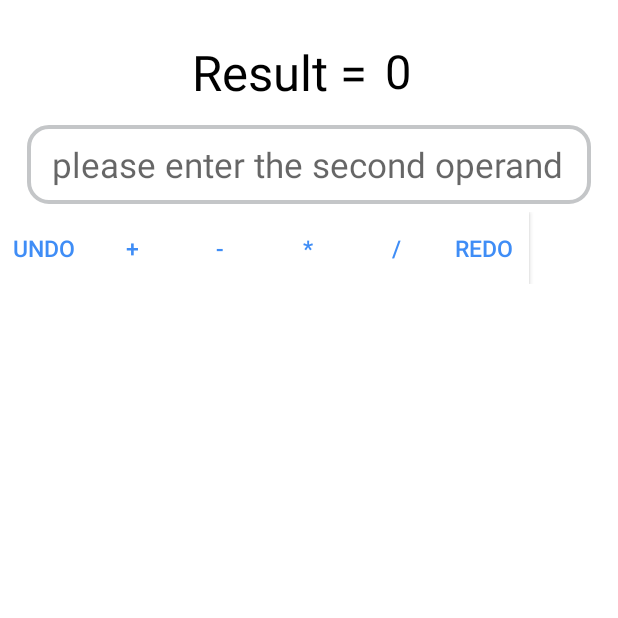
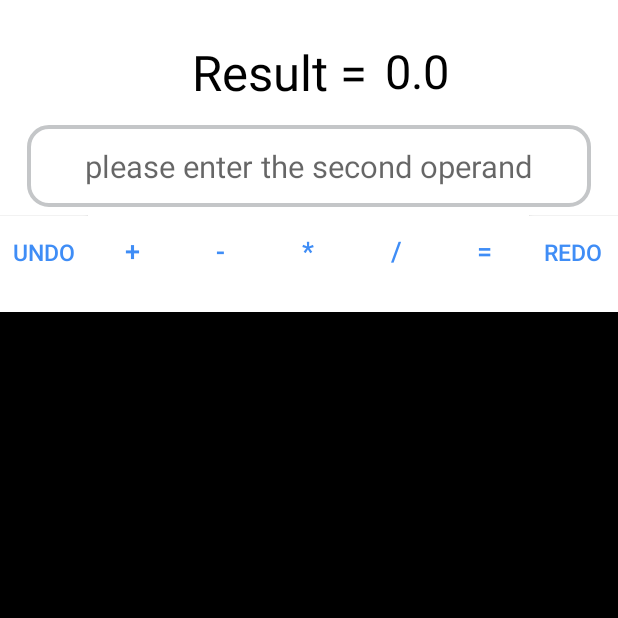
Before and after one commit to yehyaabdelazize/Thirdwayvcalculato, an Android app: the screen it shows after launch (CalcuActivity), on a phone screen of 412 x 824 dp, the top half of it. Run offline under Robolectric (Android 15) with nearby library versions, the phone set to English and light mode, and no system bars; our stand-ins replace data binding, sdp/ssp sizes.

Commit message:
1St Commit

```diff
--- a/build.gradle
+++ b/build.gradle
@@ -23,6 +23,9 @@ android {
         }
     }
 
+    dataBinding {
+        enabled = true
+    }
     compileOptions {
         sourceCompatibility JavaVersion.VERSION_1_8
         targetCompatibility JavaVersion.VERSION_1_8
--- a/src/main/java/com/yahya/thirdwayvcalculator/ui/Splash/Splash.java
+++ b/src/main/java/com/yahya/thirdwayvcalculator/ui/Splash/Splash.java
@@ -1,6 +1,7 @@
 package com.yahya.thirdwayvcalculator.ui.Splash;
 
 import androidx.appcompat.app.AppCompatActivity;
+import androidx.databinding.DataBindingUtil;
 
 import android.content.Intent;
 import android.os.Bundle;
@@ -9,15 +10,18 @@ import android.view.animation.AnimationUtils;
 import android.widget.TextView;
 
 import com.yahya.thirdwayvcalculator.R;
+import com.yahya.thirdwayvcalculator.databinding.ActivitySplashBinding;
 import com.yahya.thirdwayvcalculator.ui.MainCalcutor.CalcuActivity;
 
 public class Splash extends AppCompatActivity {
 
-    private static int timeOut =3000;
+    private static int timeOut = 3000;
+    ActivitySplashBinding binding;
+
     @Override
     protected void onCreate(Bundle savedInstanceState) {
         super.onCreate(savedInstanceState);
-        setContentView(R.layout.activity_splash);
+        binding = DataBindingUtil.setContentView(this, R.layout.activity_splash);
 
         new Handler().postDelayed(new Runnable() {
             @Override
@@ -26,7 +30,7 @@ public class Splash extends AppCompatActivity {
                 startActivity(nextIntent);
                 finish();
             }
-        },timeOut);
+        }, timeOut);
 
     }
 
--- a/src/main/res/layout/activity_calcu.xml
+++ b/src/main/res/layout/activity_calcu.xml
@@ -1,10 +1,15 @@
 <?xml version="1.0" encoding="utf-8"?>
-<androidx.constraintlayout.widget.ConstraintLayout xmlns:android="http://schemas.android.com/apk/res/android"
+<layout xmlns:android="http://schemas.android.com/apk/res/android"
     xmlns:app="http://schemas.android.com/apk/res-auto"
-    xmlns:tools="http://schemas.android.com/tools"
+    xmlns:tools="http://schemas.android.com/tools">
+
+    <data></data>
+
+    <androidx.constraintlayout.widget.ConstraintLayout
         android:layout_width="match_parent"
         android:layout_height="match_parent"
         android:background="@color/white"
+        android:focusableInTouchMode="true"
         tools:context=".ui.MainCalcutor.CalcuActivity">
 
         <TextView
@@ -27,25 +32,43 @@
             android:layout_marginStart="@dimen/_9sdp"
             android:layout_marginTop="@dimen/_20sdp"
             android:layout_marginEnd="@dimen/_9sdp"
-        android:text="0"
+            android:gravity="center"
             android:textColor="@color/black"
             android:textSize="@dimen/_24sdp"
             app:layout_constraintStart_toEndOf="@+id/textView"
             app:layout_constraintTop_toTopOf="parent" />
 
-    <EditText
-        android:id="@+id/et_sec_operand"
+        <LinearLayout
+            android:id="@+id/lin_sec_oper"
             android:layout_width="match_parent"
             android:layout_height="wrap_content"
             android:layout_marginStart="@dimen/_14sdp"
             android:layout_marginTop="@dimen/_12sdp"
             android:layout_marginEnd="@dimen/_14sdp"
             android:background="@drawable/back_et_operation"
-        android:hint=" please enter the second operand"
-        android:padding="@dimen/_8sdp"
+            android:gravity="center"
+            android:orientation="horizontal"
+            android:padding="@dimen/_10sdp"
+            app:layout_constraintTop_toBottomOf="@+id/tv_result">
+
+            <TextView
+                android:id="@+id/tv_sec_opr"
+                android:layout_width="wrap_content"
+                android:layout_height="wrap_content"
+                android:background="@color/white"
+                android:hint="@string/hint_et"
                 android:textColor="@color/black"
-        android:textSize="@dimen/_18sdp"
-        app:layout_constraintTop_toBottomOf="@+id/tv_result" />
+                android:textSize="@dimen/_16sdp" />
+
+            <EditText
+                android:id="@+id/et_num2"
+                android:layout_width="wrap_content"
+                android:layout_height="wrap_content"
+                android:background="@color/white"
+                android:inputType="number"
+                android:textColor="@color/black"
+                android:textSize="@dimen/_16sdp" />
+        </LinearLayout>
 
 
         <LinearLayout
@@ -57,9 +80,10 @@
             android:weightSum="70"
             app:layout_constraintEnd_toEndOf="parent"
             app:layout_constraintStart_toStartOf="parent"
-        app:layout_constraintTop_toBottomOf="@+id/et_sec_operand">
+            app:layout_constraintTop_toBottomOf="@+id/lin_sec_oper">
 
             <Button
+                android:id="@+id/btn_undo"
                 android:layout_width="0dp"
                 android:layout_height="wrap_content"
                 android:layout_weight="10"
@@ -70,42 +94,57 @@
 
 
             <Button
+                android:id="@+id/btn_plus"
                 android:layout_width="0dp"
                 android:layout_height="wrap_content"
                 android:layout_weight="10"
                 android:background="@color/white"
                 android:text="@string/plus"
                 android:textColor="@color/blue"
-            android:textSize="@dimen/_12sdp" />
+                android:textSize="@dimen/_14sdp" />
 
             <Button
+                android:id="@+id/btn_minus"
                 android:layout_width="0dp"
                 android:layout_height="wrap_content"
                 android:layout_weight="10"
                 android:background="@color/white"
                 android:text="@string/minus"
                 android:textColor="@color/blue"
-            android:textSize="@dimen/_12sdp" />
+                android:textSize="@dimen/_14sdp" />
 
             <Button
+                android:id="@+id/btn_multyply"
                 android:layout_width="0dp"
                 android:layout_height="wrap_content"
                 android:layout_weight="10"
                 android:background="@color/white"
                 android:text="@string/multiply"
                 android:textColor="@color/blue"
-            android:textSize="@dimen/_12sdp" />
+                android:textSize="@dimen/_14sdp" />
 
             <Button
+                android:id="@+id/btn_division"
                 android:layout_width="0dp"
                 android:layout_height="wrap_content"
                 android:layout_weight="10"
                 android:background="@color/white"
                 android:text="@string/division"
                 android:textColor="@color/blue"
-            android:textSize="@dimen/_12sdp" />
+                android:textSize="@dimen/_14sdp" />
 
             <Button
+                android:id="@+id/btn_equal"
+                android:layout_width="0dp"
+                android:layout_height="wrap_content"
+                android:layout_weight="10"
+                android:background="@color/white"
+                android:text="@string/equal"
+                android:textColor="@color/blue"
+                android:textSize="@dimen/_14sdp" />
+
+            <Button
+                android:id="@+id/btn_redo"
                 android:layout_width="0dp"
                 android:layout_height="wrap_content"
                 android:layout_weight="10"
@@ -117,10 +156,14 @@
         </LinearLayout>
 
         <androidx.recyclerview.widget.RecyclerView
+            android:id="@+id/rec_opers"
             android:layout_width="match_parent"
-        android:layout_height="wrap_content"
+            android:layout_height="match_parent"
+            android:layout_marginTop="@dimen/_160sdp"
             android:background="@color/black"
             app:layout_constraintEnd_toEndOf="parent"
             app:layout_constraintStart_toStartOf="parent"
             app:layout_constraintTop_toBottomOf="@+id/lin_btns" />
+
     </androidx.constraintlayout.widget.ConstraintLayout>
+</layout>
--- a/src/main/res/values/strings.xml
+++ b/src/main/res/values/strings.xml
@@ -9,5 +9,7 @@
     <string name="multiply">*</string>
     <string name="division">/</string>
     <string name="redo">Redo</string>
+    <string name="equal">=</string>
+    <string name="hint_et">please enter the second operand</string>
 
 </resources>
```
Also changed, not shown: src/main/java/com/yahya/thirdwayvcalculator/pojo/models/OperationModel.java (added, +17 -0 lines), src/main/java/com/yahya/thirdwayvcalculator/ui/MainCalcutor/CalcuActivity.java (+88 -1 lines), src/main/java/com/yahya/thirdwayvcalculator/ui/MainCalcutor/CalcuViewModel.java (added, +7 -0 lines), src/main/res/layout/activity_splash.xml (+17 -12 lines). Lines whose indentation alone changed are shown as unchanged.
